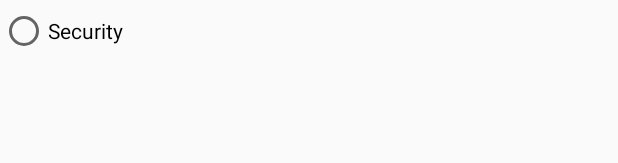
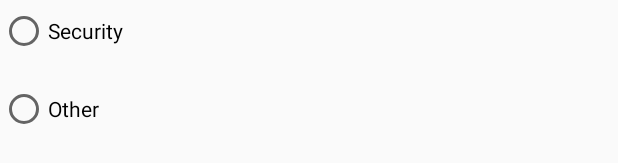
Before and after one commit to CEDEUS/STRIDE-native-android, an Android app: the layout content_dialog_category.xml on its own in the app's theme, with its tools: preview values and no code run, on a phone screen of 412 x 824 dp. Shown: the part 274-437 px from the top of the screen. Run offline under Robolectric (Android 15) with nearby library versions, the phone set to English and light mode, and no system bars; network calls fail.

Commit message:
correcciones rapidas para envio de apk

```diff
--- a/app/src/main/res/layout/activity_login.xml
+++ b/app/src/main/res/layout/activity_login.xml
@@ -60,7 +60,7 @@
                     android:id="@+id/email"
                     android:layout_width="match_parent"
                     android:layout_height="wrap_content"
-                    android:hint="@string/prompt_email"
+                    android:hint="@string/user"
                     android:inputType="textEmailAddress"
                     android:maxLines="1"
                     android:singleLine="true" />
--- a/app/src/main/res/layout/content_dialog_category.xml
+++ b/app/src/main/res/layout/content_dialog_category.xml
@@ -26,38 +26,45 @@
 
         <RadioButton
             android:id="@+id/excelentID"
-            android:text="@string/dangerous_traffic"
+            android:text="@string/category.category1"
             android:layout_width="wrap_content"
             android:layout_height="wrap_content" />
 
         <RadioButton
             android:id="@+id/goodID"
-            android:text="@string/feeling_unsafe_people"
+            android:text="@string/category.category2"
             android:layout_width="wrap_content"
             android:layout_height="wrap_content" />
         <RadioButton
             android:id="@+id/avdID"
             android:layout_width="wrap_content"
             android:layout_height="wrap_content"
-            android:text="@string/bad_quality_sidewalk"/>
+            android:text="@string/category.category3"/>
 
         <RadioButton
             android:id="@+id/poorID"
             android:layout_width="wrap_content"
             android:layout_height="wrap_content"
-            android:text="@string/not_attractive" />
+            android:text="@string/category.category4" />
         <RadioButton
             android:id="@+id/allisID"
             android:layout_width="wrap_content"
             android:layout_height="wrap_content"
-            android:text="@string/all_is_bad" />
+            android:text="@string/category.category5" />
 
         <RadioButton
             android:id="@+id/otherID"
             android:layout_width="wrap_content"
             android:layout_height="wrap_content"
             android:layout_marginBottom="20dp"
-            android:text="@string/other" />
+            android:text="@string/category.category6" />
+        <RadioButton
+            android:id="@+id/otherIDsd"
+            android:layout_width="wrap_content"
+            android:layout_height="wrap_content"
+            android:layout_marginBottom="20dp"
+            android:text="@string/category.category7" />
+
 
 
     </RadioGroup>
--- a/app/src/main/res/values/strings.xml
+++ b/app/src/main/res/values/strings.xml
@@ -55,12 +55,12 @@
     <string name="maps_and_votations">Position was votation</string>
     <string name="pdfc">STRIDE : Shared Travel Reality of Individual Deficient Environments</string>
     <string name="category">Category</string>
-    <string name="dangerous_traffic">Inclusion</string>
-    <string name="feeling_unsafe_people">Design</string>
-    <string name="bad_quality_sidewalk">Integration</string>
-    <string name="not_attractive">Planned</string>
-    <string name="all_is_bad">Safe</string>
-    <string name="other">Security</string>
+    <string name="category.category1">Inclusion</string>
+    <string name="category.category2">Design</string>
+    <string name="category.category3">Integration</string>
+    <string name="category.category4">Planned</string>
+    <string name="category.category5">Safe</string>
+    <string name="category.category6">Security</string>
     <string name="are_you_sure_you_want_to_logout">Are you sure you want to logout?</string>
     <string name="yes">YES</string>
     <string name="no">NO</string>
@@ -77,4 +77,9 @@
     <string name="total_points_voted">total points voted</string>
     <string name="today_observed_person">Today observed person</string>
     <string name="days_surveyed">Days surveyed</string>
+    <string name="user">User</string>
+    <string name="error_no_internet">No Internet connection</string>
+    <string name="not_notacion_yet">Not votation yet</string>
+    <string name="saved">Saved...</string>
+    <string name="category.category7">Other</string>
 </resources>
```
Also changed, not shown: app/src/main/java/com/example/oscarplaza/stride/Categorymodal.java (+15 -9 lines), app/src/main/java/com/example/oscarplaza/stride/MainActivity.java (+0 -12 lines), app/src/main/java/com/example/oscarplaza/stride/Semaforo.java (+23 -23 lines), 1 other file.
